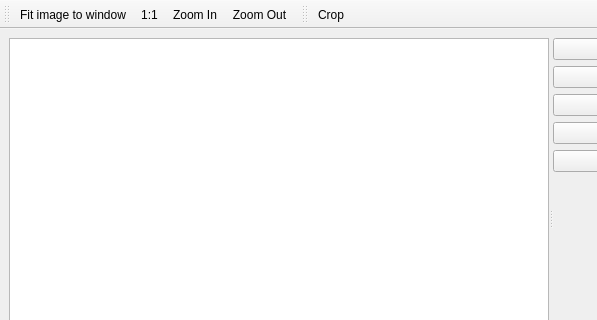
Above: ui/MainWindow.ui from zdenop/pyTesseractDemo before the change; both pictures show x 0 to 597 and y 0 to 320 of the 763 by 711 pixel window. Below: the same form after it.
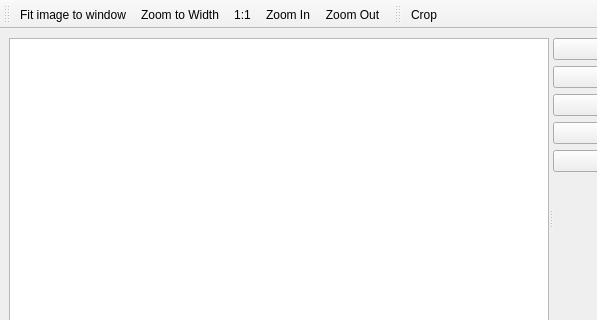
That is the form after the change. Icons and pictures are not drawn.

Commit message: implement zoom to width; replace zoom to fit icon

Diff of the .ui file:
```diff
--- a/ui/MainWindow.ui
+++ b/ui/MainWindow.ui
@@ -116,6 +116,7 @@
     <bool>false</bool>
    </attribute>
    <addaction name="actionZoomFit"/>
+   <addaction name="actionZoomToWidth"/>
    <addaction name="actionZoomTo1"/>
    <addaction name="actionZoomIn"/>
    <addaction name="actionZoomOut"/>
@@ -183,6 +184,15 @@
     <string>Crop</string>
    </property>
   </action>
+  <action name="actionZoomToWidth">
+   <property name="icon">
+    <iconset resource="../resources.qrc">
+     <normaloff>:/images/zoom_width.png</normaloff>:/images/zoom_width.png</iconset>
+   </property>
+   <property name="text">
+    <string>Zoom to Width</string>
+   </property>
+  </action>
  </widget>
  <resources>
   <include location="../resources.qrc"/>
```
Left out of the diff: 2 changed lines with no effect on the pictures. The commit also changes 6 other files.
